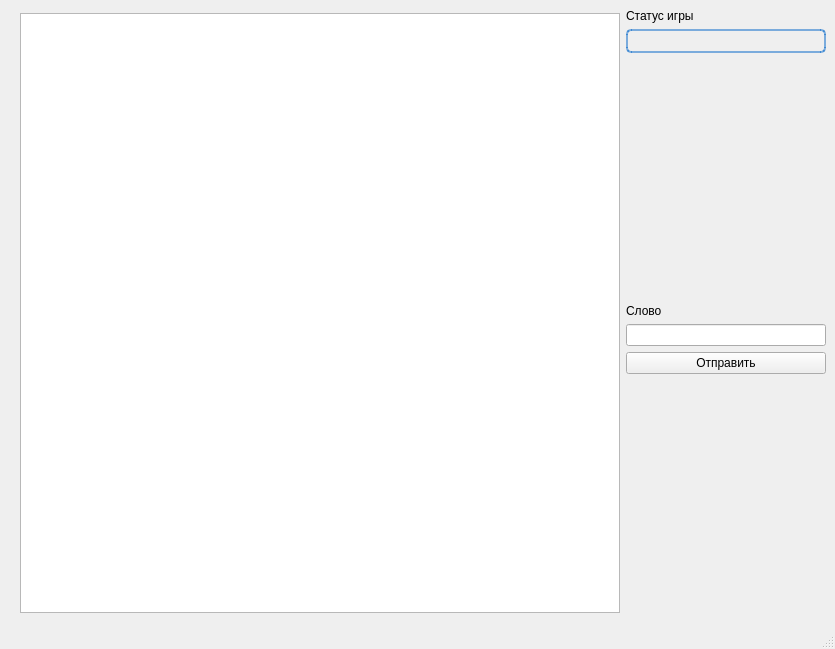
Before: the Qt Designer form frontend/qt-crocodile/mainwindow.ui in ruslanonly/qt-crocodile, drawn with Qt 5.
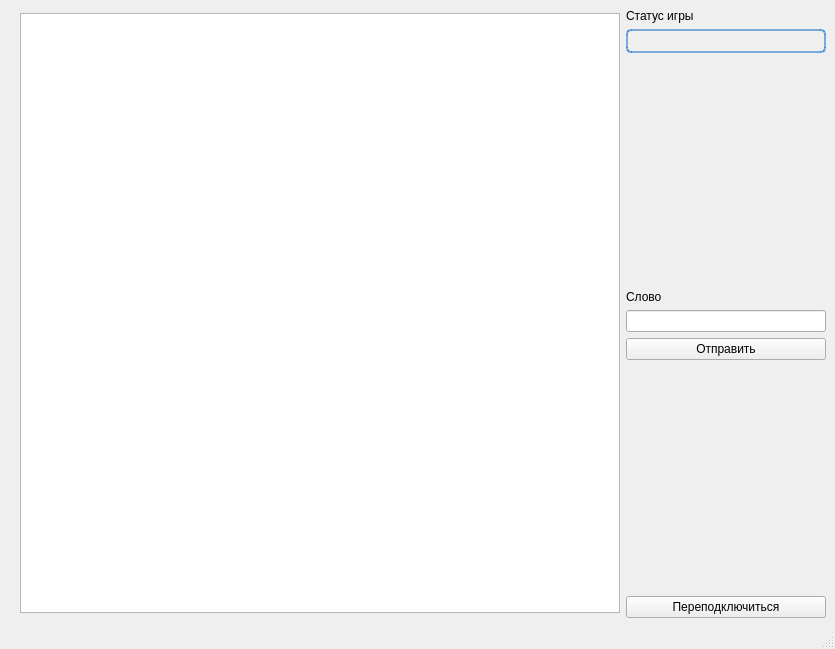
After: the same form once the commit is applied.

```diff
--- a/frontend/qt-crocodile/mainwindow.ui
+++ b/frontend/qt-crocodile/mainwindow.ui
@@ -116,6 +116,13 @@
           </property>
          </spacer>
         </item>
+        <item>
+         <widget class="QPushButton" name="reconnectButton">
+          <property name="text">
+           <string>Переподключиться</string>
+          </property>
+         </widget>
+        </item>
        </layout>
       </item>
       <item row="0" column="1">
```
